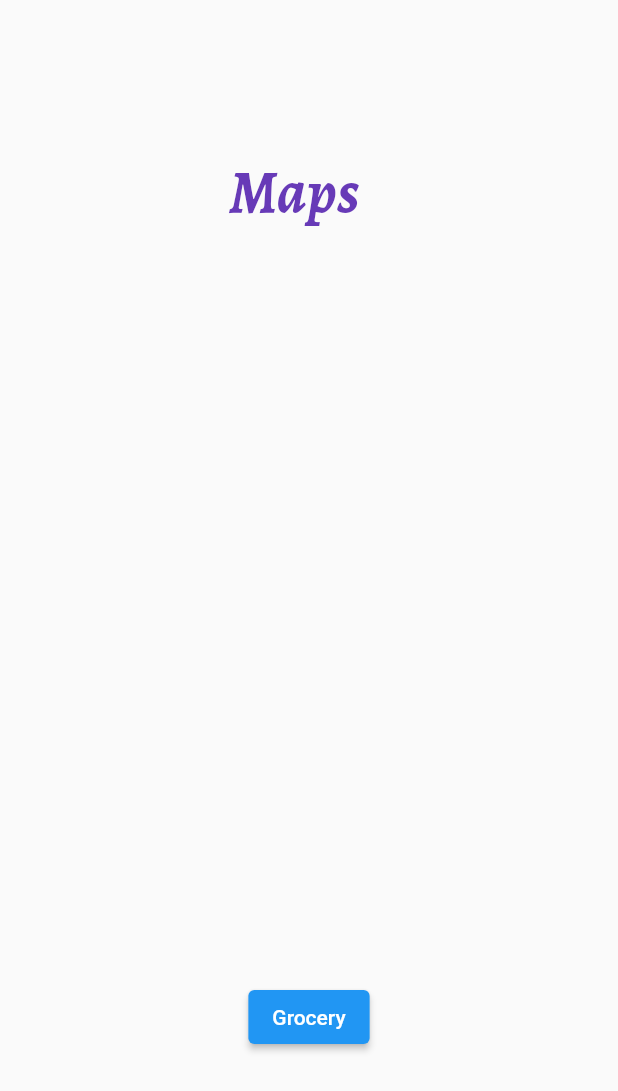
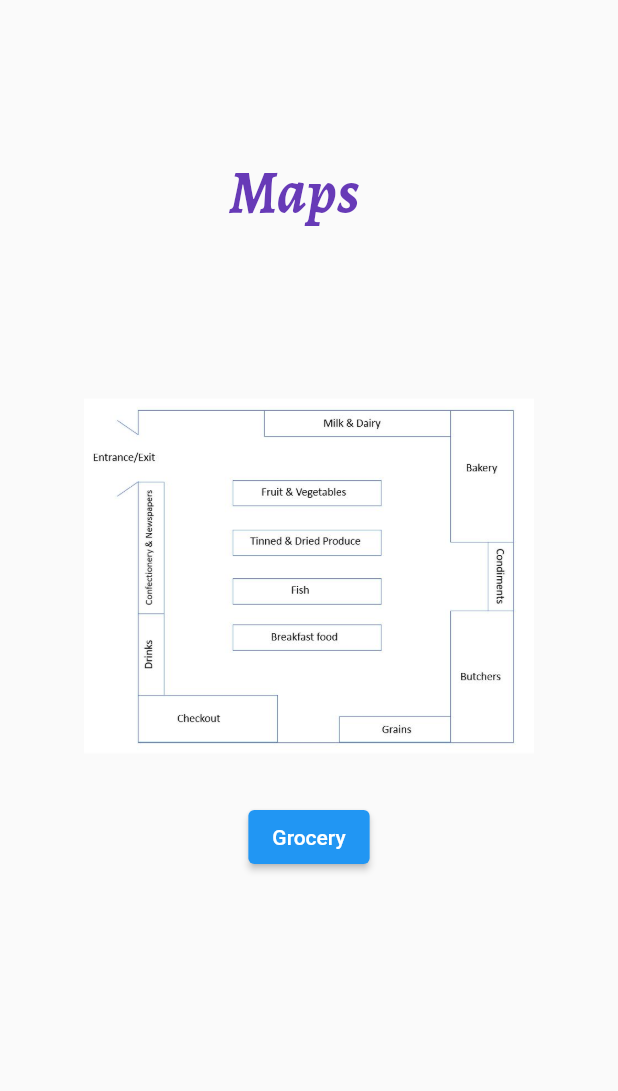
Before and after one commit to VirajGaur/Digital-transformation, a Flutter app: the Maps screen opened directly, on a phone screen of 412 x 824 dp. Shown: the top 1091 px of the screen. Run offline on Flutter 3.47's test engine with Material 2 defaults, Android fonts, the phone set to English and light mode, and no system bars; drawn by our look-alikes of show_up_animation; our stand-ins replace animated_text_kit.

Commit message:
Added store maps

```diff
--- a/digital_transformation/lib/Maps.dart
+++ b/digital_transformation/lib/Maps.dart
@@ -1,4 +1,5 @@
 import 'package:flutter/material.dart';
+import 'package:show_up_animation/show_up_animation.dart';
 
 import 'Grocery.dart';
 
@@ -10,8 +11,9 @@ class Maps extends StatelessWidget {
         mainAxisAlignment: MainAxisAlignment.center,
         children: [
           Column(
-            children: [Container(
-              padding: EdgeInsets.fromLTRB(20.0,100.0,40.0,500.0),
+            children: [
+              Container(
+              padding: EdgeInsets.fromLTRB(20.0,100.0,40.0,60.0),
               child: Text('Maps',
                 style: TextStyle(
                   fontFamily: 'Alegreya',
@@ -21,6 +23,17 @@ class Maps extends StatelessWidget {
                 ),
               ),
             ),
+              ShowUpAnimation(
+                delayStart: Duration(milliseconds: 200),
+                animationDuration: Duration(milliseconds: 400),
+                curve: Curves.decelerate,
+                direction: Direction.vertical,
+                offset: 0.5,
+                child:Container(
+                  padding: EdgeInsets.fromLTRB(20.0,20.0,20.0,0.0),
+                  child: Image.asset('Assets/TescoMap.JPG',height: 300 ,width: 300,),
+                ),
+              ),
               Row(
                 mainAxisAlignment: MainAxisAlignment.spaceEvenly,
                 children: [
@@ -34,7 +47,6 @@ class Maps extends StatelessWidget {
 
                       child: Text('Grocery')
                   ),
-
                 ],
               ) ,
             ],
--- a/digital_transformation/pubspec.yaml
+++ b/digital_transformation/pubspec.yaml
@@ -30,7 +30,7 @@ dependencies:
   flutter:
     sdk: flutter
   animated_text_kit: ^4.2.1
-  show_up_animation: ^1.0.2
+  show_up_animation: ^2.0.0
 
 
   # The following adds the Cupertino Icons font to your application.
@@ -63,6 +63,8 @@ flutter:
   assets:
    - Assets/QueenÔÇÖs Red Logo - Landscape.png
    - Assets/Shopping.jpg
+   - Assets/AldiMap.JPG
+   - Assets/TescoMap.JPG
   #   - images/a_dot_ham.jpeg
 
   # An image asset can refer to one or more resolution-specific "variants", see
```
Also changed, not shown: digital_transformation/Assets/AldiMap.JPG (added), digital_transformation/Assets/TescoMap.JPG (added), digital_transformation/pubspec.lock.
